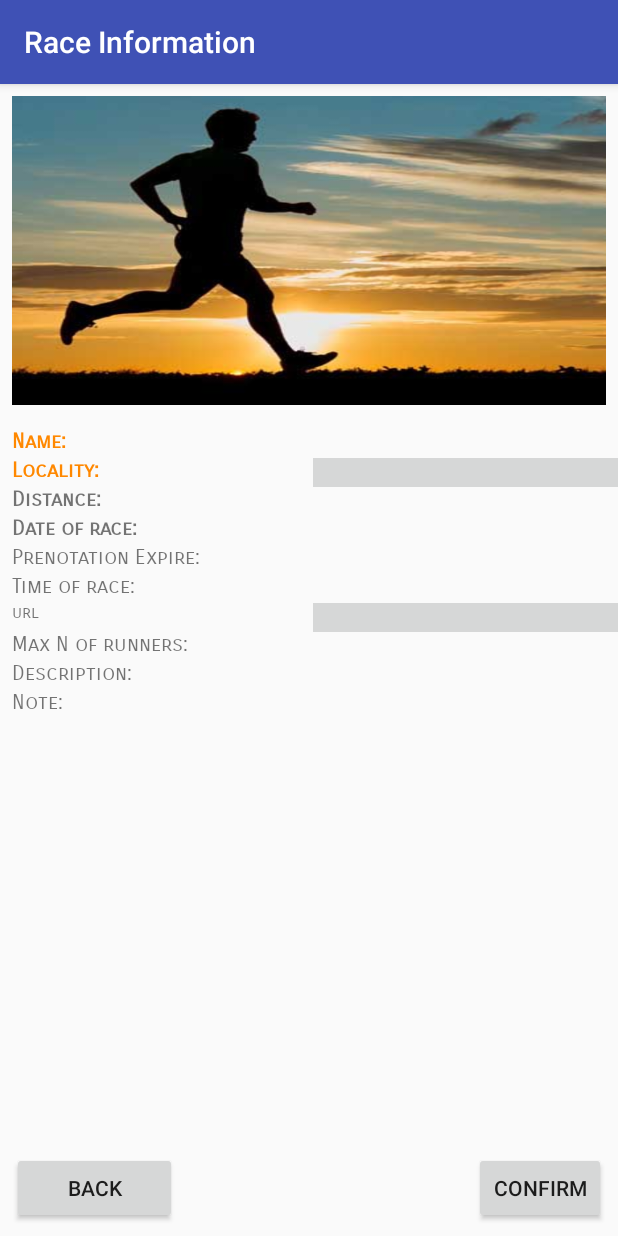
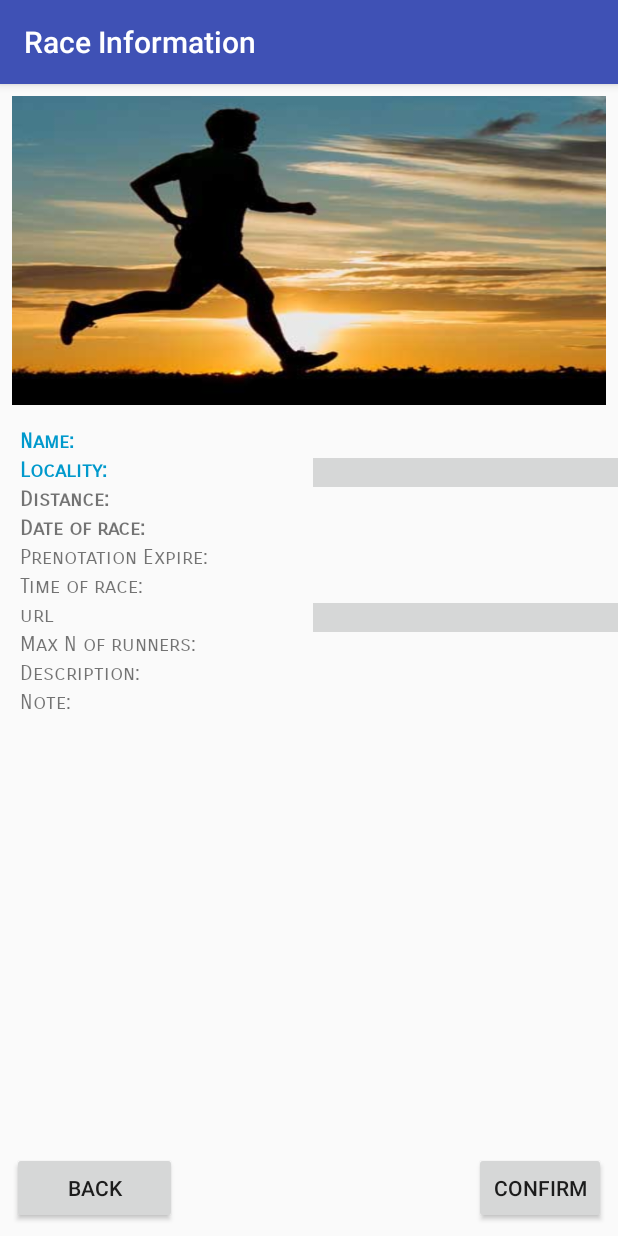
Before and after one commit to livio3/run2, an Android app: the DetailedRace screen opened directly, with no data from a screen before it, on a phone screen of 412 x 824 dp. Run offline under Robolectric (Android 15) with nearby library versions, the phone set to English and light mode, and no system bars; 21 statements that could not run were skipped.

Commit message:
I THINK IT'S ENDED :)

```diff
--- a/app/src/main/AndroidManifest.xml
+++ b/app/src/main/AndroidManifest.xml
@@ -18,6 +18,7 @@
         android:theme="@style/AppTheme">
         <activity
             android:name=".LoginActivity"
+            android:windowSoftInputMode="stateVisible|adjustPan"
             android:label="@string/loginLabel">
             <intent-filter>
                 <action android:name="android.intent.action.MAIN" />
--- a/app/src/main/java/com/example/livio3/run2/DB/DbAdapter.java
+++ b/app/src/main/java/com/example/livio3/run2/DB/DbAdapter.java
@@ -232,7 +232,8 @@ public class DbAdapter {
      */
     public long addRawCache(String url, String jasonString) {
         ContentValues values = createContentValues(url, jasonString);
-        return database.insertOrThrow(DB_TABLE_CACHE, null, values);
+        return database.insertWithOnConflict(DB_TABLE_CACHE,null ,values,SQLiteDatabase.CONFLICT_REPLACE);
+//        return database.insertOrThrow(DB_TABLE_CACHE, null, values);
 
     }
 
--- a/app/src/main/java/com/example/livio3/run2/DateRace.java
+++ b/app/src/main/java/com/example/livio3/run2/DateRace.java
@@ -4,6 +4,7 @@ import android.support.annotation.NonNull;
 
 import java.io.Serializable;
 import java.util.Calendar;
+import java.util.Date;
 import java.util.Random;
 
 /**
@@ -81,7 +82,13 @@ public class DateRace implements Serializable{
         return year+" "+month+" "+day+" ";
     }
     public String toStringTime(){
-        return hour+" : "+min;
+        String h=String.valueOf(hour);
+        String m=String.valueOf(min);
+        if(hour%10==0)
+            h=h.concat("0");
+        if(min%10==0)
+            m=m.concat("0");
+        return h+" : "+m;
     }
     protected int wrapRandomPos(int bound){
         Random random=new Random();
@@ -101,8 +108,9 @@ public class DateRace implements Serializable{
         DateRace dateRace = new DateRace();
         Calendar c = Calendar.getInstance();
 
+        c.setTime(new Date());
         dateRace.setYear(c.get(Calendar.YEAR));
-        dateRace.setMonth(c.get(Calendar.MONTH+1));
+        dateRace.setMonth(c.get(Calendar.MONTH));
         dateRace.setDay(c.get(Calendar.DAY_OF_MONTH));
         dateRace.setHour(c.get(Calendar.HOUR));
         dateRace.setMin(c.get(Calendar.MINUTE));
--- a/app/src/main/java/com/example/livio3/run2/DetailedRace.java
+++ b/app/src/main/java/com/example/livio3/run2/DetailedRace.java
@@ -24,12 +24,8 @@ public class DetailedRace extends AppCompatActivity implements View.OnClickListe
                      <=CONFIRM TEXT IN DIALOG
                      by callback method bookResult
 
-    cit regoli:
-        Infine al click del bottone ‘prenota gara’
-        dovrà essere mostrato un dialog con la conferma e successivamente eseguita una
-        chiamata REST di richiesta prenotazione
-        (anche questa simulabile) in cui vengano inviate id del socio ed in della gara
-     */
+
+       */
 
     private TextView localityTv;
     private TextView bookingRes;
@@ -186,8 +182,10 @@ public class DetailedRace extends AppCompatActivity implements View.OnClickListe
         //return true if is expired booking date... false otherwise
         DateRace dateExpired = clickedRace.getPrenExpire();
         DateRace today = DateRace.now();
+
         //to handle date in devices with old os
         if (DateRace.compareDateRace(today, dateExpired) > 0) {
+            System.out.println(today.toString());
             return true; //expired...
         }
         return false;
--- a/app/src/main/java/com/example/livio3/run2/DownloaderTask.java
+++ b/app/src/main/java/com/example/livio3/run2/DownloaderTask.java
@@ -45,7 +45,7 @@ public class DownloaderTask<RETURN> extends AsyncTask<Void, Void, RETURN> {
         //download data from url, will be cached(serialized) in db cache table...
 
         //test if there's connection
-
+        System.out.println("downloading\n"+url);
         if (downloadType == IMG) {
             return (RETURN) downloaderIstance.downloadBitmap(url);
         }
--- a/app/src/main/java/com/example/livio3/run2/ListRace.java
+++ b/app/src/main/java/com/example/livio3/run2/ListRace.java
@@ -131,9 +131,9 @@ public class ListRace extends AppCompatActivity {
                 //TODO NO JSON=>SERIALIZED IMGS PROBABLY OLD(IF EXIST)
                 //TODO CLEAN DB cache...
                 dbAdapter.invalidAllCache();
+                System.out.println("cache invalided");
 
                 //first check network connection
-
                 ConnectivityManager cm = (ConnectivityManager) getSystemService(Context.CONNECTIVITY_SERVICE);
                 if(cm.getActiveNetworkInfo() == null){
                     AlertDialog.Builder dialog =
--- a/app/src/main/res/layout-land/activity_detailed_race.xml
+++ b/app/src/main/res/layout-land/activity_detailed_race.xml
@@ -45,7 +45,7 @@
             android:layout_height="19dp"
             android:layout_weight="1"
             android:fontFamily="sans-serif-smallcaps"
-            android:textColor="@android:color/holo_orange_dark"
+            android:textColor="@android:color/holo_blue_dark"
             android:textSize="11sp"
             android:textStyle="bold"
             android:typeface="sans"
@@ -54,12 +54,12 @@
 
         <TextView
             android:id="@+id/localityTv"
-            android:layout_width="180dp"
+            android:layout_width="match_parent"
             android:layout_height="19dp"
             android:layout_weight="1"
             android:background="?attr/colorButtonNormal"
             android:fontFamily="sans-serif-smallcaps"
-            android:textColor="@android:color/holo_orange_dark"
+            android:textColor="@android:color/holo_blue_dark"
             android:textColorHighlight="@android:color/holo_orange_dark"
             android:textColorHint="@android:color/holo_orange_dark"
             android:textSize="11sp"
@@ -106,10 +106,11 @@
             android:id="@+id/urlSite"
             android:layout_width="match_parent"
             android:layout_height="19dp"
-            android:fontFamily="sans-serif-smallcaps"
             android:layout_weight="1"
             android:background="?attr/colorButtonNormal"
-            android:textSize="11sp" />
+            android:fontFamily="sans-serif-smallcaps"
+            android:textColor="@android:color/holo_blue_dark"
+            android:textSize="7sp" />
 
         <TextView
             android:id="@+id/timeRaceTv"
@@ -204,7 +205,7 @@
             android:layout_weight="1"
             android:fontFamily="sans-serif-smallcaps"
             android:text="@string/name"
-            android:textColor="@android:color/holo_orange_dark"
+            android:textColor="@android:color/holo_blue_dark"
             android:textSize="11sp"
             android:textStyle="bold"
             android:typeface="sans"
@@ -218,7 +219,7 @@
             android:layout_weight="1"
             android:fontFamily="sans-serif-smallcaps"
             android:text="@string/locality"
-            android:textColor="@android:color/holo_orange_dark"
+            android:textColor="@android:color/holo_blue_dark"
             android:textColorHighlight="@android:color/holo_orange_dark"
             android:textColorHint="@android:color/holo_orange_dark"
             android:textSize="11sp"
@@ -266,7 +267,9 @@
             android:layout_height="wrap_content"
             android:layout_weight="1"
             android:fontFamily="sans-serif-smallcaps"
-            android:text="@string/urlSite" />
+            android:text="@string/urlSite"
+            android:textSize="11sp"
+            android:typeface="sans" />
 
         <TextView
             android:layout_width="match_parent"
--- a/app/src/main/res/layout-land/activity_menu.xml
+++ b/app/src/main/res/layout-land/activity_menu.xml
@@ -4,7 +4,7 @@
     xmlns:tools="http://schemas.android.com/tools"
     android:layout_width="match_parent"
     android:layout_height="match_parent"
-    android:background="@drawable/corsa">
+    android:background="@drawable/bolth_landscape">
 
     <Button
         android:id="@+id/listMember"
@@ -50,7 +50,7 @@
         android:layout_height="wrap_content"
         android:layout_marginBottom="8dp"
         android:layout_marginEnd="8dp"
-        android:background="@android:color/holo_red_dark"
+        android:background="#ccaa00"
         android:text="@string/loggout"
         app:layout_constraintBottom_toBottomOf="parent"
         app:layout_constraintEnd_toEndOf="parent" />
--- a/app/src/main/res/layout/activity_detailed_race.xml
+++ b/app/src/main/res/layout/activity_detailed_race.xml
@@ -13,7 +13,7 @@
         android:layout_marginEnd="8dp"
         android:layout_marginStart="8dp"
         android:layout_marginTop="8dp"
-        android:textAlignment="textStart"
+        android:textAlignment="center"
         android:textAllCaps="true"
         android:textColor="@android:color/holo_red_light"
         android:textColorHighlight="@android:color/holo_orange_dark"
@@ -39,7 +39,7 @@
             android:layout_height="19dp"
             android:layout_weight="1"
             android:fontFamily="sans-serif-smallcaps"
-            android:textColor="@android:color/holo_orange_dark"
+            android:textColor="@android:color/holo_blue_dark"
             android:textStyle="bold"
             android:typeface="sans"
             tools:layout_editor_absoluteX="16dp"
@@ -53,10 +53,10 @@
             android:background="?attr/colorButtonNormal"
             android:backgroundTintMode="screen"
             android:fontFamily="sans-serif-smallcaps"
-            android:textColor="@android:color/holo_orange_dark"
+            android:textColor="@android:color/holo_blue_dark"
             android:textColorHighlight="@android:color/holo_orange_dark"
             android:textColorHint="@android:color/holo_orange_dark"
-            android:textStyle="bold"
+            android:textStyle="bold|italic"
             android:typeface="sans"
             tools:layout_editor_absoluteX="28dp"
             tools:layout_editor_absoluteY="187dp" />
@@ -107,10 +107,12 @@
             android:layout_width="match_parent"
             android:layout_height="19dp"
             android:layout_weight="1"
+            android:background="?attr/colorButtonNormal"
             android:fontFamily="sans-serif-smallcaps"
-            android:typeface="sans"
-            android:background="?attr/colorButtonNormal"
-            android:textSize="11sp" />
+            android:textColor="@android:color/holo_blue_dark"
+            android:textSize="14sp"
+            android:textStyle="italic"
+            android:typeface="sans" />
 
         <TextView
             android:id="@+id/maxNumRunnerTv"
@@ -178,7 +180,7 @@
         android:id="@+id/linearLayout2"
         android:layout_width="0dp"
         android:layout_height="193dp"
-        android:layout_marginStart="8dp"
+        android:layout_marginStart="13dp"
         android:layout_marginTop="16dp"
         android:orientation="vertical"
         app:layout_constraintBottom_toBottomOf="@+id/linearLayout"
@@ -193,7 +195,7 @@
             android:layout_weight="1"
             android:fontFamily="sans-serif-smallcaps"
             android:text="@string/name"
-            android:textColor="@android:color/holo_orange_dark"
+            android:textColor="@android:color/holo_blue_dark"
             android:textStyle="bold"
             android:typeface="sans"
             tools:layout_editor_absoluteX="16dp"
@@ -206,7 +208,7 @@
             android:layout_weight="1"
             android:fontFamily="sans-serif-smallcaps"
             android:text="@string/locality"
-            android:textColor="@android:color/holo_orange_dark"
+            android:textColor="@android:color/holo_blue_dark"
             android:textColorHighlight="@android:color/holo_orange_dark"
             android:textColorHint="@android:color/holo_orange_dark"
             android:textStyle="bold"
@@ -259,10 +261,11 @@
             android:layout_width="match_parent"
             android:layout_height="19dp"
             android:layout_weight="1"
+            android:fontFamily="sans-serif-smallcaps"
             android:text="@string/urlSite"
-            android:fontFamily="sans-serif-smallcaps"
 
-            android:textSize="11sp" />
+            android:textSize="14sp"
+            android:typeface="sans" />
 
         <TextView
             android:layout_width="match_parent"
--- a/app/src/main/res/layout/activity_menu.xml
+++ b/app/src/main/res/layout/activity_menu.xml
@@ -4,7 +4,7 @@
     xmlns:tools="http://schemas.android.com/tools"
     android:layout_width="match_parent"
     android:layout_height="match_parent"
-    android:background="@drawable/corsa">
+    android:background="@drawable/bolth_potrait">
 
     <Button
         android:id="@+id/listMember"
--- a/app/src/main/res/values/strings.xml
+++ b/app/src/main/res/values/strings.xml
@@ -42,7 +42,7 @@
     <string name="expiredBookTerm">Book date term is expired</string>
     <string name="alreadyBooked">already booked this race</string>
     <string name="fixConnection">fix internet connection before continue</string>
-    <string name="loginLabel">loggin</string>
+    <string name="loginLabel">Loggin RUN Torvergata</string>
     <string name="listaGareLabel">RACES</string>
     <string name="menuLabel">MENU</string>
 </resources>
```
Also changed, not shown: app/src/main/java/com/example/livio3/run2/RaceAdapter.java (+23 -5 lines), app/src/main/res/layout/activity_login.xml (+8 -3 lines), app/src/main/res/layout/item_race.xml (+7 -0 lines).
